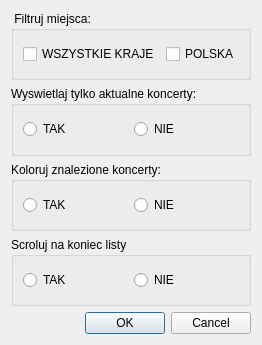
Qt form appsetting.ui (Grzegorzwww/szukacz_koncerow) before a commit.
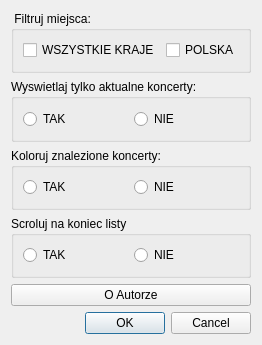
The same form after that commit.

```diff
--- a/appsetting.ui
+++ b/appsetting.ui
@@ -162,7 +162,7 @@
      </item>
     </layout>
    </item>
-   <item row="1" column="0">
+   <item row="2" column="0">
     <widget class="QDialogButtonBox" name="buttonBox">
      <property name="orientation">
       <enum>Qt::Horizontal</enum>
@@ -172,6 +172,13 @@
      </property>
     </widget>
    </item>
+   <item row="1" column="0">
+    <widget class="QPushButton" name="pushButton">
+     <property name="text">
+      <string>O Autorze</string>
+     </property>
+    </widget>
+   </item>
   </layout>
  </widget>
  <resources/>
```
